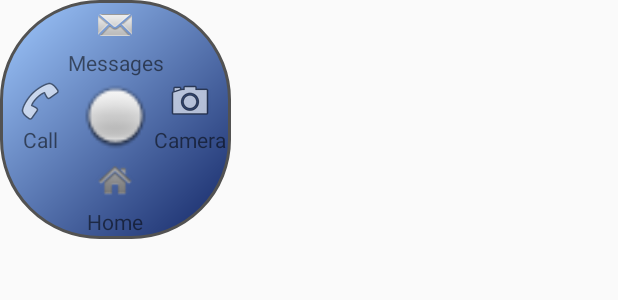
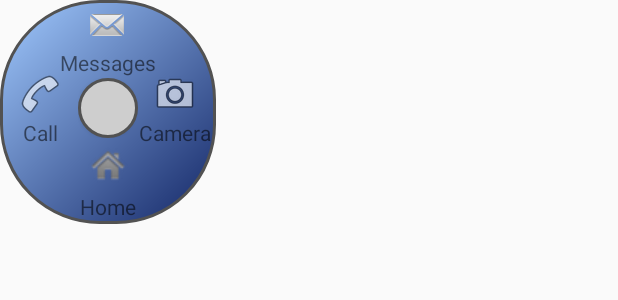
Before and after one commit to Myshhu/FloatingHomeButton, an Android app: the layout floating_opened_items.xml on its own in the app's theme, with its tools: preview values and no code run, on a phone screen of 412 x 824 dp. Shown: the top 300 px of the screen. Run offline under Robolectric (Android 15) with nearby library versions, the phone set to English and light mode, and no system bars.

Commit message:
Add animations, add rounded button at center

```diff
--- /dev/null
+++ b/app/src/main/res/drawable/buttonshape.xml
@@ -0,0 +1,19 @@
+<?xml version="1.0" encoding="utf-8"?>
+<shape xmlns:android="http://schemas.android.com/apk/res/android"
+    android:shape="rectangle" >
+    <corners
+        android:topLeftRadius="100dp"
+        android:topRightRadius="100dp"
+        android:bottomLeftRadius="100dp"
+        android:bottomRightRadius="100dp"/>
+    <solid
+        android:color="#CECECE"/>
+    <stroke
+        android:width="2dp"
+        android:color="#525252" />
+    <padding
+        android:left="0dp"
+        android:top="0dp"
+        android:right="0dp"
+        android:bottom="0dp"/>
+</shape>
--- a/app/src/main/res/drawable/layout_background.xml
+++ b/app/src/main/res/drawable/layout_background.xml
@@ -9,4 +9,5 @@
         android:startColor="#132666"
         android:endColor="#A1caff"
         android:type="linear" />
+    <!--android:gradientRadius="70%"-->
 </shape>
--- a/app/src/main/res/layout/floating_opened_items.xml
+++ b/app/src/main/res/layout/floating_opened_items.xml
@@ -77,11 +77,24 @@
             android:id="@+id/linearLayoutExit"
             android:layout_width="wrap_content"
             android:layout_height="wrap_content"
+            android:layout_marginBottom="-50dp"
             android:orientation="vertical"
             app:layout_constraintEnd_toStartOf="@+id/linearLayout1"
             app:layout_constraintTop_toBottomOf="@+id/linearLayout2">
 
-            <ImageView
+            <Button
+                android:id="@+id/imageViewExit"
+                style="@style/Buttons"
+                android:cropToPadding="false"
+                android:layout_width="wrap_content"
+                android:layout_height="wrap_content"
+                android:background="@drawable/buttonshape"
+                android:maxWidth="40dp"
+                android:maxHeight="40dp"
+                android:minWidth="40dp"
+                android:minHeight="40dp" />
+
+            <!--<ImageView
                 android:id="@+id/imageViewExit"
                 android:layout_width="wrap_content"
                 android:layout_height="wrap_content"
@@ -89,7 +102,7 @@
                 android:minWidth="50dp"
                 android:minHeight="50dp"
                 android:src="@android:drawable/radiobutton_off_background"
-                android:text="Button" />
+                android:text="Button" />-->
 
         </LinearLayout>
 
```
Also changed, not shown: app/src/main/java/com/example/floatinghomebutton/FloatingViewService.java (+36 -12 lines).
